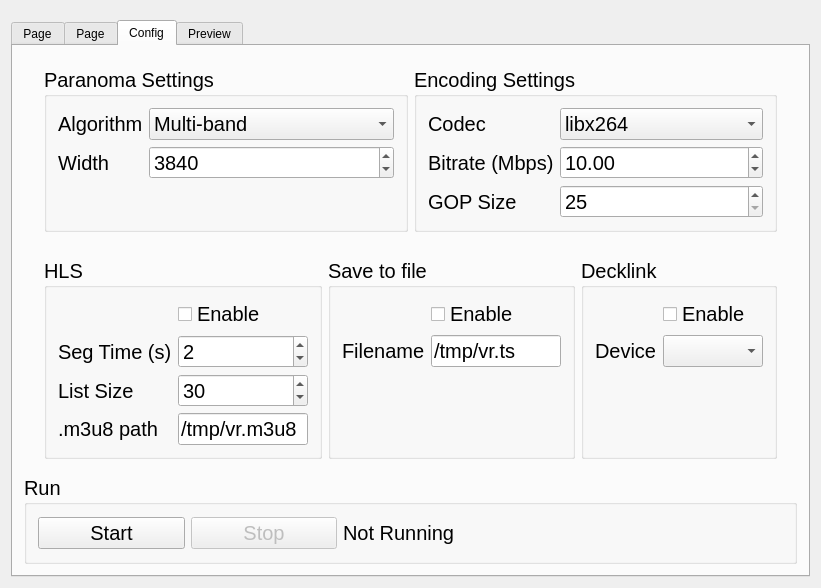
This is apps/livestitching/mainwindow.ui in blahgeek/OpenCV-octVR as Qt 5 draws it before an edit. The edited form follows.
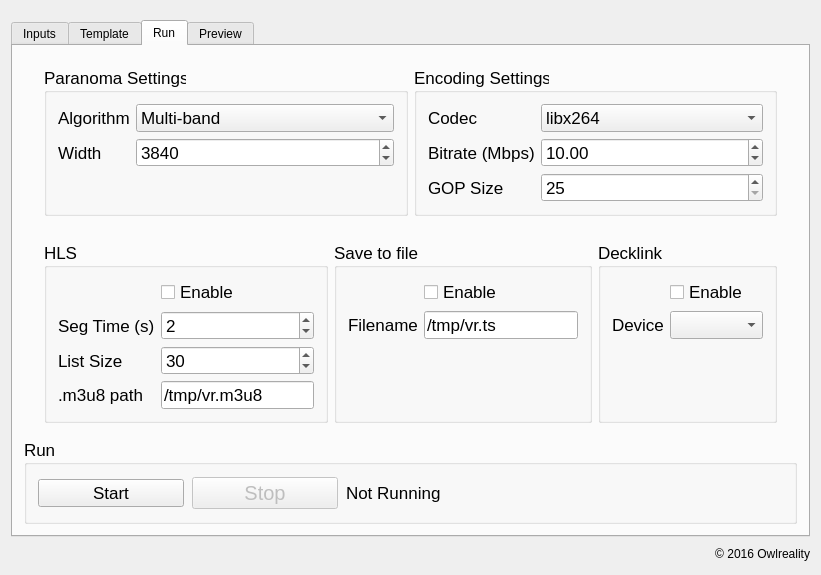
This is the edited form. The open tabs and pages were chosen to show the change.

Patch:
```diff
--- a/apps/livestitching/mainwindow.ui
+++ b/apps/livestitching/mainwindow.ui
@@ -11,13 +11,16 @@
    </rect>
   </property>
   <property name="windowTitle">
-   <string>MainWindow</string>
+   <string>LiveStitching</string>
   </property>
   <widget class="QWidget" name="centralWidget">
-   <layout class="QHBoxLayout" name="horizontalLayout">
+   <layout class="QVBoxLayout" name="verticalLayout_2">
     <property name="topMargin">
      <number>20</number>
     </property>
+    <property name="bottomMargin">
+     <number>10</number>
+    </property>
     <item>
      <widget class="QTabWidget" name="tabWidget">
       <property name="enabled">
@@ -26,15 +29,15 @@
       <property name="sizePolicy">
        <sizepolicy hsizetype="Preferred" vsizetype="Preferred">
         <horstretch>0</horstretch>
-        <verstretch>0</verstretch>
+        <verstretch>19</verstretch>
        </sizepolicy>
       </property>
       <property name="currentIndex">
-       <number>2</number>
+       <number>0</number>
       </property>
       <widget class="QWidget" name="tab">
        <attribute name="title">
-        <string>Page</string>
+        <string>Inputs</string>
        </attribute>
        <layout class="QGridLayout" name="gridLayout_2">
         <item row="0" column="0" colspan="5">
@@ -82,7 +85,7 @@
       </widget>
       <widget class="QWidget" name="tab_2">
        <attribute name="title">
-        <string>Page</string>
+        <string>Template</string>
        </attribute>
        <layout class="QGridLayout" name="gridLayout_3">
         <item row="0" column="1">
@@ -124,7 +127,7 @@
         <bool>true</bool>
        </property>
        <attribute name="title">
-        <string>Config</string>
+        <string>Run</string>
        </attribute>
        <layout class="QVBoxLayout" name="verticalLayout">
         <item>
@@ -145,7 +148,7 @@
            <widget class="QGroupBox" name="group_paranoma">
             <property name="font">
              <font>
-              <pointsize>15</pointsize>
+              <pointsize>13</pointsize>
              </font>
             </property>
             <property name="title">
@@ -208,7 +211,7 @@
            <widget class="QGroupBox" name="group_encoding">
             <property name="font">
              <font>
-              <pointsize>15</pointsize>
+              <pointsize>13</pointsize>
              </font>
             </property>
             <property name="title">
@@ -298,7 +301,7 @@
            <widget class="QGroupBox" name="group_streaming">
             <property name="font">
              <font>
-              <pointsize>15</pointsize>
+              <pointsize>13</pointsize>
              </font>
             </property>
             <property name="title">
@@ -373,7 +376,7 @@
            <widget class="QGroupBox" name="group_streaming_2">
             <property name="font">
              <font>
-              <pointsize>15</pointsize>
+              <pointsize>13</pointsize>
              </font>
             </property>
             <property name="title">
@@ -408,7 +411,7 @@
            <widget class="QGroupBox" name="group_streaming_3">
             <property name="font">
              <font>
-              <pointsize>15</pointsize>
+              <pointsize>13</pointsize>
              </font>
             </property>
             <property name="title">
@@ -441,13 +444,16 @@
          <widget class="QGroupBox" name="group_run">
           <property name="font">
            <font>
-            <pointsize>15</pointsize>
+            <pointsize>13</pointsize>
            </font>
           </property>
           <property name="title">
            <string>Run</string>
           </property>
           <layout class="QHBoxLayout" name="horizontalLayout_4">
+           <property name="spacing">
+            <number>8</number>
+           </property>
            <item>
             <widget class="QPushButton" name="pushButton_run">
              <property name="sizePolicy">
@@ -557,6 +563,22 @@
       </widget>
      </widget>
     </item>
+    <item>
+     <widget class="QLabel" name="label_7">
+      <property name="sizePolicy">
+       <sizepolicy hsizetype="Preferred" vsizetype="Preferred">
+        <horstretch>0</horstretch>
+        <verstretch>1</verstretch>
+       </sizepolicy>
+      </property>
+      <property name="text">
+       <string>© 2016 Owlreality</string>
+      </property>
+      <property name="alignment">
+       <set>Qt::AlignRight|Qt::AlignTrailing|Qt::AlignVCenter</set>
+      </property>
+     </widget>
+    </item>
    </layout>
   </widget>
  </widget>
```
